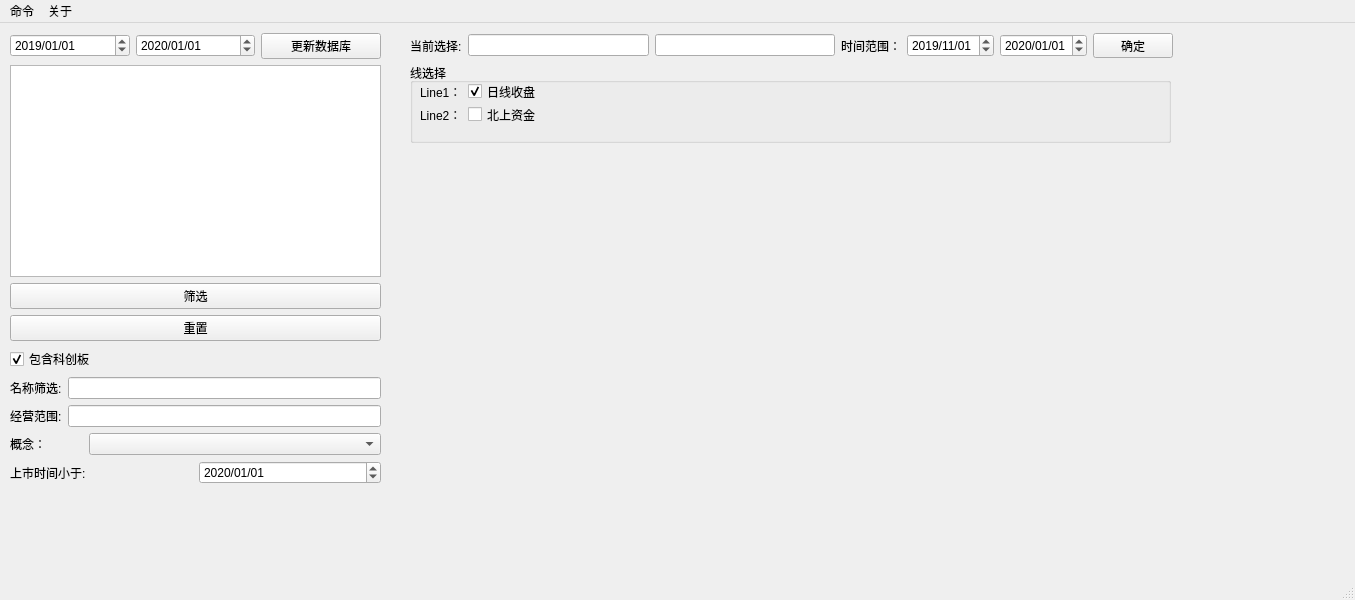
Old version of the form QTUI.ui in the repository 256481788jianghao/stock_task.
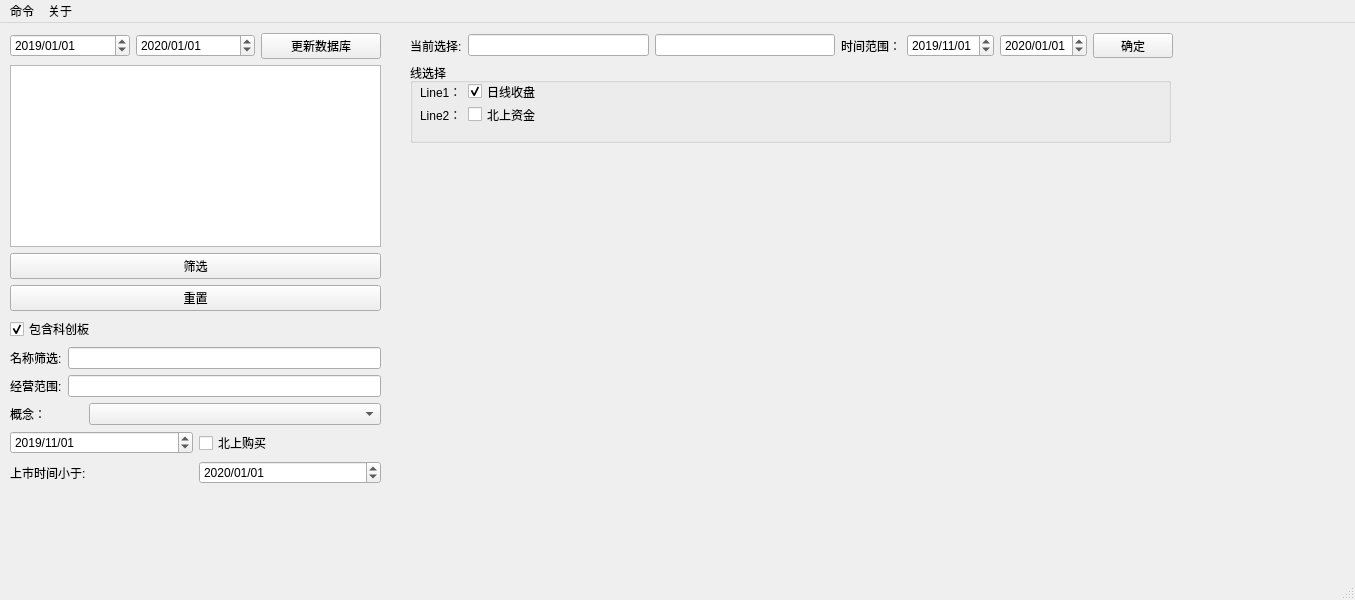
New version of the form.

```diff
--- a/QTUI.ui
+++ b/QTUI.ui
@@ -23,7 +23,7 @@
       <height>451</height>
      </rect>
     </property>
-    <layout class="QVBoxLayout" name="verticalLayout" stretch="0,0,0,0,0,0,0,0,0">
+    <layout class="QVBoxLayout" name="verticalLayout" stretch="0,0,0,0,0,0,0,0,0,0">
      <property name="sizeConstraint">
       <enum>QLayout::SetDefaultConstraint</enum>
      </property>
@@ -155,6 +155,34 @@
        </item>
       </layout>
      </item>
+     <item>
+      <layout class="QHBoxLayout" name="horizontalLayout_9">
+       <item>
+        <widget class="QDateEdit" name="dateEdit_hk_startTime">
+         <property name="dateTime">
+          <datetime>
+           <hour>0</hour>
+           <minute>0</minute>
+           <second>0</second>
+           <year>2019</year>
+           <month>11</month>
+           <day>1</day>
+          </datetime>
+         </property>
+         <property name="displayFormat">
+          <string>yyyy/MM/dd</string>
+         </property>
+        </widget>
+       </item>
+       <item>
+        <widget class="QCheckBox" name="checkBox_hk_filter">
+         <property name="text">
+          <string>北上购买</string>
+         </property>
+        </widget>
+       </item>
+      </layout>
+     </item>
      <item>
       <layout class="QHBoxLayout" name="horizontalLayout_2">
        <item>
```
